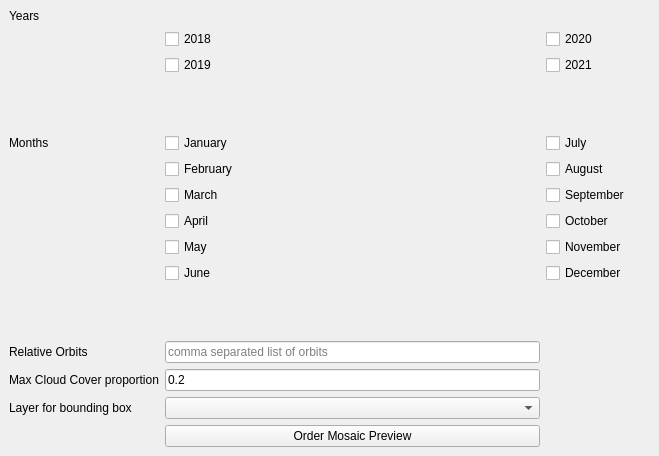
ncx-co/sentinel_mosaic_qgis_plugin, file SentinelMosaicTester/sentinel_mosaic_tester_dockwidget_base.ui: the form before one commit.
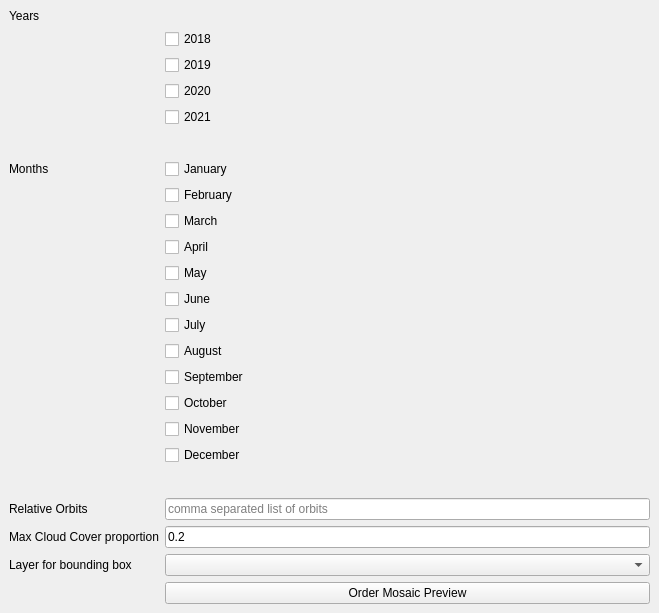
The form after the commit. Custom widgets are drawn as their Qt base class.

Commit message: make widget layout taller not wider

Diff of the .ui file:
```diff
--- a/SentinelMosaicTester/sentinel_mosaic_tester_dockwidget_base.ui
+++ b/SentinelMosaicTester/sentinel_mosaic_tester_dockwidget_base.ui
@@ -7,7 +7,7 @@
     <x>0</x>
     <y>0</y>
     <width>659</width>
-    <height>456</height>
+    <height>613</height>
    </rect>
   </property>
   <property name="windowTitle">
@@ -15,31 +15,17 @@
   </property>
   <widget class="QWidget" name="dockWidgetContents">
    <layout class="QGridLayout" name="gridLayout">
-    <item row="9" column="1">
-     <widget class="QCheckBox" name="month_february">
+    <item row="14" column="1">
+     <widget class="QCheckBox" name="month_july">
       <property name="text">
-       <string>February</string>
+       <string>July</string>
       </property>
      </widget>
     </item>
-    <item row="19" column="1">
-     <widget class="QPushButton" name="order_mosaic">
+    <item row="13" column="1">
+     <widget class="QCheckBox" name="month_june">
       <property name="text">
-       <string>Order Mosaic Preview</string>
-      </property>
-     </widget>
-    </item>
-    <item row="13" column="2">
-     <widget class="QCheckBox" name="month_december">
-      <property name="text">
-       <string>December</string>
-      </property>
-     </widget>
-    </item>
-    <item row="15" column="0">
-     <widget class="QLabel" name="relative_orbit_label">
-      <property name="text">
-       <string>Relative Orbits</string>
+       <string>June</string>
       </property>
      </widget>
     </item>
@@ -50,68 +36,97 @@
       </property>
      </widget>
     </item>
-    <item row="12" column="1">
-     <widget class="QCheckBox" name="month_may">
+    <item row="22" column="0">
+     <widget class="QLabel" name="max_cc_label">
       <property name="text">
-       <string>May</string>
+       <string>Max Cloud Cover proportion</string>
       </property>
      </widget>
     </item>
-    <item row="14" column="3">
-     <spacer name="verticalSpacer_2">
-      <property name="orientation">
-       <enum>Qt::Vertical</enum>
+    <item row="1" column="1">
+     <widget class="QCheckBox" name="year_2018">
+      <property name="text">
+       <string>2018</string>
       </property>
-      <property name="sizeHint" stdset="0">
-       <size>
-        <width>20</width>
-        <height>40</height>
-       </size>
+     </widget>
+    </item>
+    <item row="24" column="0">
+     <widget class="QLabel" name="selected_layer_label">
+      <property name="text">
+       <string>Layer for bounding box</string>
       </property>
-     </spacer>
+     </widget>
     </item>
-    <item row="18" column="1">
-     <widget class="QgsMapLayerComboBox" name="selected_layer"/>
-    </item>
-    <item row="11" column="2">
+    <item row="17" column="1">
      <widget class="QCheckBox" name="month_october">
       <property name="text">
        <string>October</string>
       </property>
      </widget>
     </item>
-    <item row="13" column="1">
-     <widget class="QCheckBox" name="month_june">
+    <item row="11" column="1">
+     <widget class="QCheckBox" name="month_april">
       <property name="text">
-       <string>June</string>
+       <string>April</string>
       </property>
      </widget>
     </item>
-    <item row="10" column="2">
+    <item row="16" column="1">
      <widget class="QCheckBox" name="month_september">
       <property name="text">
        <string>September</string>
       </property>
      </widget>
     </item>
-    <item row="2" column="2">
+    <item row="4" column="1">
      <widget class="QCheckBox" name="year_2021">
       <property name="text">
        <string>2021</string>
       </property>
      </widget>
     </item>
-    <item row="9" column="2">
+    <item row="8" column="0">
+     <widget class="QLabel" name="month_label">
+      <property name="text">
+       <string>Months</string>
+      </property>
+     </widget>
+    </item>
+    <item row="15" column="1">
      <widget class="QCheckBox" name="month_august">
       <property name="text">
        <string>August</string>
       </property>
      </widget>
     </item>
-    <item row="1" column="1">
-     <widget class="QCheckBox" name="year_2018">
+    <item row="25" column="1">
+     <widget class="QPushButton" name="order_mosaic">
       <property name="text">
-       <string>2018</string>
+       <string>Order Mosaic Preview</string>
+      </property>
+     </widget>
+    </item>
+    <item row="21" column="0">
+     <widget class="QLabel" name="relative_orbit_label">
+      <property name="text">
+       <string>Relative Orbits</string>
+      </property>
+     </widget>
+    </item>
+    <item row="19" column="1">
+     <widget class="QCheckBox" name="month_december">
+      <property name="text">
+       <string>December</string>
+      </property>
+     </widget>
+    </item>
+    <item row="24" column="1">
+     <widget class="QgsMapLayerComboBox" name="selected_layer"/>
+    </item>
+    <item row="22" column="1">
+     <widget class="QLineEdit" name="max_cc">
+      <property name="text">
+       <string>0.2</string>
       </property>
      </widget>
     </item>
@@ -122,75 +137,6 @@
       </property>
      </widget>
     </item>
-    <item row="3" column="3">
-     <spacer name="verticalSpacer">
-      <property name="orientation">
-       <enum>Qt::Vertical</enum>
-      </property>
-      <property name="sizeHint" stdset="0">
-       <size>
-        <width>20</width>
-        <height>40</height>
-       </size>
-      </property>
-     </spacer>
-    </item>
-    <item row="16" column="1">
-     <widget class="QLineEdit" name="max_cc">
-      <property name="text">
-       <string>0.2</string>
-      </property>
-     </widget>
-    </item>
-    <item row="15" column="1">
-     <widget class="QLineEdit" name="relative_orbit">
-      <property name="placeholderText">
-       <string>comma separated list of orbits</string>
-      </property>
-     </widget>
-    </item>
-    <item row="8" column="0">
-     <widget class="QLabel" name="month_label">
-      <property name="text">
-       <string>Months</string>
-      </property>
-     </widget>
-    </item>
-    <item row="8" column="2">
-     <widget class="QCheckBox" name="month_july">
-      <property name="text">
-       <string>July</string>
-      </property>
-     </widget>
-    </item>
-    <item row="16" column="0">
-     <widget class="QLabel" name="max_cc_label">
-      <property name="text">
-       <string>Max Cloud Cover proportion</string>
-      </property>
-     </widget>
-    </item>
-    <item row="12" column="2">
-     <widget class="QCheckBox" name="month_november">
-      <property name="text">
-       <string>November</string>
-      </property>
-     </widget>
-    </item>
-    <item row="18" column="0">
-     <widget class="QLabel" name="selected_layer_label">
-      <property name="text">
-       <string>Layer for bounding box</string>
-      </property>
-     </widget>
-    </item>
-    <item row="1" column="2">
-     <widget class="QCheckBox" name="year_2020">
-      <property name="text">
-       <string>2020</string>
-      </property>
-     </widget>
-    </item>
     <item row="10" column="1">
      <widget class="QCheckBox" name="month_march">
       <property name="text">
@@ -198,10 +144,24 @@
       </property>
      </widget>
     </item>
-    <item row="11" column="1">
-     <widget class="QCheckBox" name="month_april">
+    <item row="12" column="1">
+     <widget class="QCheckBox" name="month_may">
       <property name="text">
-       <string>April</string>
+       <string>May</string>
+      </property>
+     </widget>
+    </item>
+    <item row="3" column="1">
+     <widget class="QCheckBox" name="year_2020">
+      <property name="text">
+       <string>2020</string>
+      </property>
+     </widget>
+    </item>
+    <item row="21" column="1">
+     <widget class="QLineEdit" name="relative_orbit">
+      <property name="placeholderText">
+       <string>comma separated list of orbits</string>
       </property>
      </widget>
     </item>
@@ -212,6 +172,46 @@
       </property>
      </widget>
     </item>
+    <item row="18" column="1">
+     <widget class="QCheckBox" name="month_november">
+      <property name="text">
+       <string>November</string>
+      </property>
+     </widget>
+    </item>
+    <item row="9" column="1">
+     <widget class="QCheckBox" name="month_february">
+      <property name="text">
+       <string>February</string>
+      </property>
+     </widget>
+    </item>
+    <item row="5" column="1">
+     <spacer name="verticalSpacer">
+      <property name="orientation">
+       <enum>Qt::Vertical</enum>
+      </property>
+      <property name="sizeHint" stdset="0">
+       <size>
+        <width>20</width>
+        <height>40</height>
+       </size>
+      </property>
+     </spacer>
+    </item>
+    <item row="20" column="1">
+     <spacer name="verticalSpacer_2">
+      <property name="orientation">
+       <enum>Qt::Vertical</enum>
+      </property>
+      <property name="sizeHint" stdset="0">
+       <size>
+        <width>20</width>
+        <height>40</height>
+       </size>
+      </property>
+     </spacer>
+    </item>
    </layout>
   </widget>
  </widget>
```
